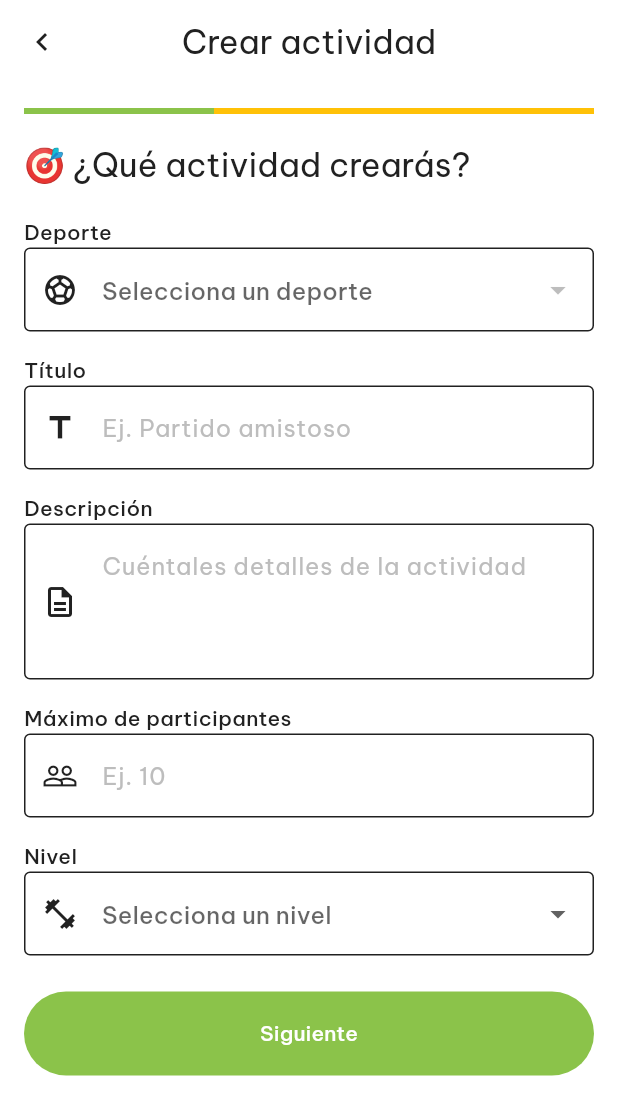
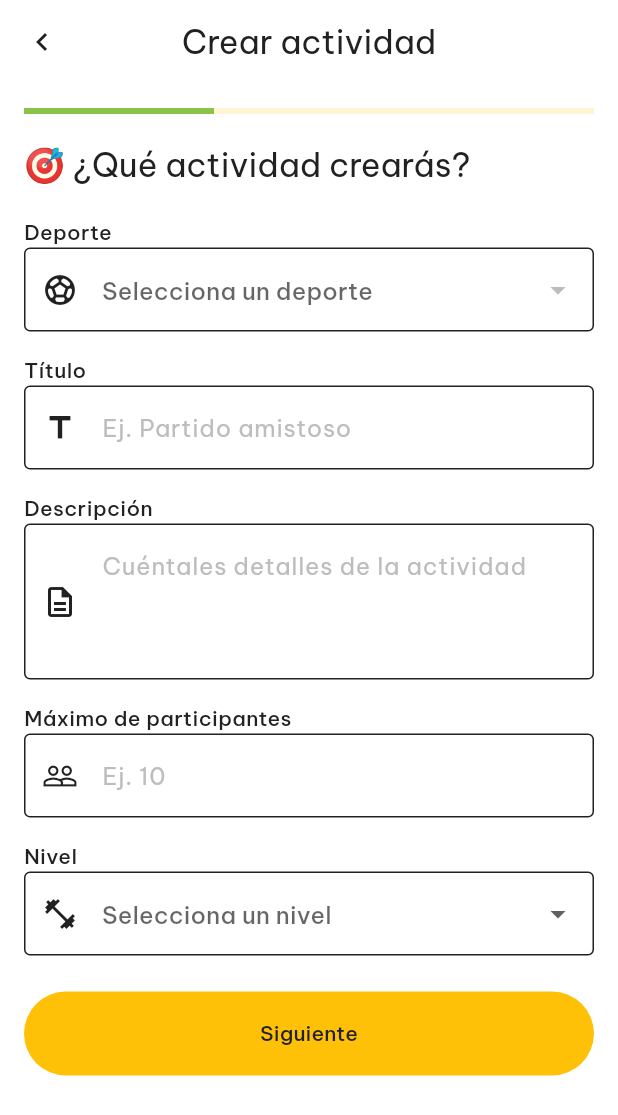
Before and after one commit to lmellan/TeamUp, a Flutter app: the screen it shows once a user with an empty profile is signed in, item 2 of the bottom bar chosen, on a phone screen of 412 x 824 dp. Shown: the top 1115 px of the screen. Run offline on Flutter 3.47's test engine with Material 3 defaults, Android fonts, the phone set to English and light mode, and no system bars; our stand-ins replace firebase_core, firebase_messaging, flutter_dotenv, google_fonts, google_maps_flutter, supabase_flutter; missing offline and left inert: flutter_google_places_sdk; accounts and stored records are empty; network calls fail.

Commit message:
update colors

```diff
--- a/teamup/lib/componentes/app_theme.dart
+++ b/teamup/lib/componentes/app_theme.dart
@@ -7,6 +7,7 @@ class AppColors {
   static const Color primaryDark = Color(0xFF689F38);
   static const Color primaryLight = Color(0xFFDCEDC8);
   static const Color accent = Color(0xFFFFC107);
+  static const Color accentLight = Color.fromARGB(255, 255, 244, 211);
   static const Color textPrimary = Color(0xFF212121);
   static const Color textSecondary = Color(0xFF757575);
   static const Color divider = Color(0xFFBDBDBD);
@@ -22,6 +23,7 @@ class AppTheme {
         primary: AppColors.primary,
         onPrimary: Colors.white,
         secondary: AppColors.accent,
+        secondaryContainer: AppColors.accentLight,
         onSecondary: Colors.black,
         error: Colors.red,
         onError: Colors.white,
@@ -53,8 +55,8 @@ class AppTheme {
         style: FilledButton.styleFrom(
           minimumSize: const Size.fromHeight(56),
           shape: const StadiumBorder(),
-          backgroundColor: AppColors.primary,
-          foregroundColor: Colors.white,
+          backgroundColor: AppColors.accent,
+          foregroundColor: AppColors.textPrimary,
         ),
       ),
       cardTheme: CardThemeData(
@@ -73,21 +75,22 @@ class AppTheme {
         contentTextStyle: const TextStyle(color: Colors.white),
       ),
       navigationBarTheme: NavigationBarThemeData(
-        backgroundColor: base.colorScheme.surface,
-        indicatorColor: AppColors.primaryLight,
+        backgroundColor: base.colorScheme.surface, // fondo blanco
+        indicatorColor: AppColors.accentLight,     // fondo amarillo suave del tab activo
         iconTheme: WidgetStateProperty.resolveWith(
           (states) => IconThemeData(
             color: states.contains(WidgetState.selected)
-                ? base.colorScheme.primary
-                : AppColors.textSecondary,
+                ? AppColors.accent              // ícono activo amarillo
+                : AppColors.divider,       // ícono inactivo gris
           ),
         ),
         labelTextStyle: WidgetStateProperty.resolveWith(
           (states) => TextStyle(
+            fontSize: 12,
+            fontWeight: FontWeight.w600,
             color: states.contains(WidgetState.selected)
-                ? base.colorScheme.primary
-                : AppColors.textSecondary,
-            fontWeight: FontWeight.w600,
+                ? AppColors.accent              // texto activo amarillo
+                : AppColors.divider,       // texto inactivo
           ),
         ),
       ),
--- a/teamup/lib/main.dart
+++ b/teamup/lib/main.dart
@@ -10,7 +10,6 @@ import 'package:teamup/domain/entities/perfil.dart';
 
 import 'componentes/app_theme.dart';
 
-import '/ui/welcome_screen.dart';
 import '/ui/login_screen.dart';
 import '/ui/complete_perfil_screen.dart';
 import '/ui/create_account_screen.dart';
@@ -19,11 +18,12 @@ import '/ui/explore_screen.dart';
 import '/ui/view_activity_screen.dart';
 import '/ui/edit_profile_screen.dart';
 import '/ui/create_activity_screen.dart';
+import '/ui/forgot_password_screen.dart';
+import '/ui/reset_password.dart';
 import 'auth_wrapper.dart';
 
 import 'package:firebase_core/firebase_core.dart';
 import 'firebase_options.dart';
-
 
 Future<void> main() async {
 
@@ -53,6 +53,7 @@ Future<void> main() async {
 
 
 final supabase = Supabase.instance.client;
+final navigatorKey = GlobalKey<NavigatorState>();
 
 class MyApp extends StatefulWidget {
   const MyApp({super.key});
@@ -75,6 +76,11 @@ class _MyAppState extends State<MyApp> {
           await _setFcmToken(fcmToken);
         }
       }
+
+      if (event.event == AuthChangeEvent.passwordRecovery) {
+      // Lo mandas a la pantalla para escribir nueva contraseña
+        navigatorKey.currentState?.pushNamed('/reset-password');
+      }
     });
     FirebaseMessaging.instance.onTokenRefresh.listen((fcmToken) async {
       await _setFcmToken(fcmToken);
@@ -95,6 +101,8 @@ class _MyAppState extends State<MyApp> {
     return MaterialApp(
       title: 'TeamUp',
       debugShowCheckedModeBanner: false,
+
+      navigatorKey: navigatorKey,
 
       theme: AppTheme.light(),
       darkTheme: AppTheme.dark(),
@@ -117,6 +125,8 @@ class _MyAppState extends State<MyApp> {
       home: AuthWrapper(),
       routes: {
         '/login': (_) => const LoginScreen(),
+        '/forgot-password': (_) => const ForgotPasswordScreen(),
+        '/reset-password': (_) => const ResetPasswordScreen(),
         '/complete-perfil': (_) => const CompletePerfilScreen(),
         '/perfil': (_) => const ProfileScreen(),
         '/explore': (_) => ExploreScreen(),
--- a/teamup/lib/ui/profile_screen.dart
+++ b/teamup/lib/ui/profile_screen.dart
@@ -330,7 +330,9 @@ class _ProfileScreenState extends State<ProfileScreen> {
                                 return Chip(
                                   label: Text(label),
                                   backgroundColor: cs.primaryContainer.withOpacity(0.6),
-                                  labelStyle: t.bodyMedium?.copyWith(color: cs.onPrimaryContainer),
+                                  labelStyle: t.bodyMedium?.copyWith(
+                                    color: Colors.black,
+                                  ),
                                 );
                               }).toList(),
                             ),
```
Also changed, not shown: teamup/lib/componentes/navigate_bar.dart (+2 -22 lines), teamup/lib/ui/chat_screen.dart (+4 -10 lines), teamup/lib/ui/create_activity_screen.dart (+7 -2 lines), teamup/lib/ui/view_activity_screen.dart (+74 -55 lines), 1 other file.
